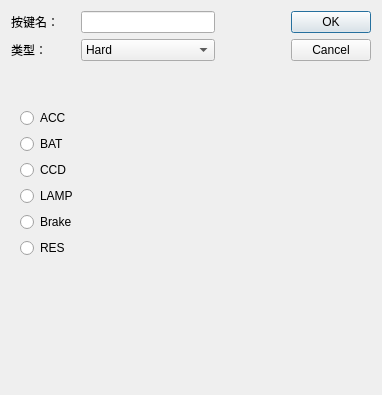
Before: the Qt Designer form SubWidget/reshardedit.ui in RoadRover-AutoTest/QtDemo, drawn with Qt 5.
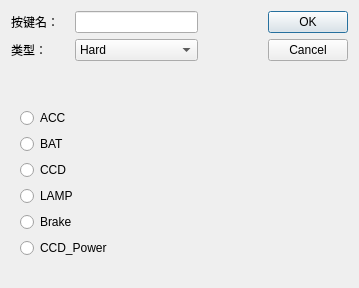
After: the same form once the commit is applied. The open tabs and pages were chosen to show the change.

Patch:
```diff
--- a/SubWidget/reshardedit.ui
+++ b/SubWidget/reshardedit.ui
@@ -6,8 +6,8 @@
    <rect>
     <x>0</x>
     <y>0</y>
-    <width>382</width>
-    <height>395</height>
+    <width>359</width>
+    <height>288</height>
    </rect>
   </property>
   <property name="windowTitle">
@@ -114,7 +114,7 @@
        <item row="5" column="0">
         <widget class="QRadioButton" name="radioButtonRES">
          <property name="text">
-          <string>RES</string>
+          <string>CCD_Power</string>
          </property>
         </widget>
        </item>
```
Left out of the diff: 2 changed lines with no effect on the pictures.
